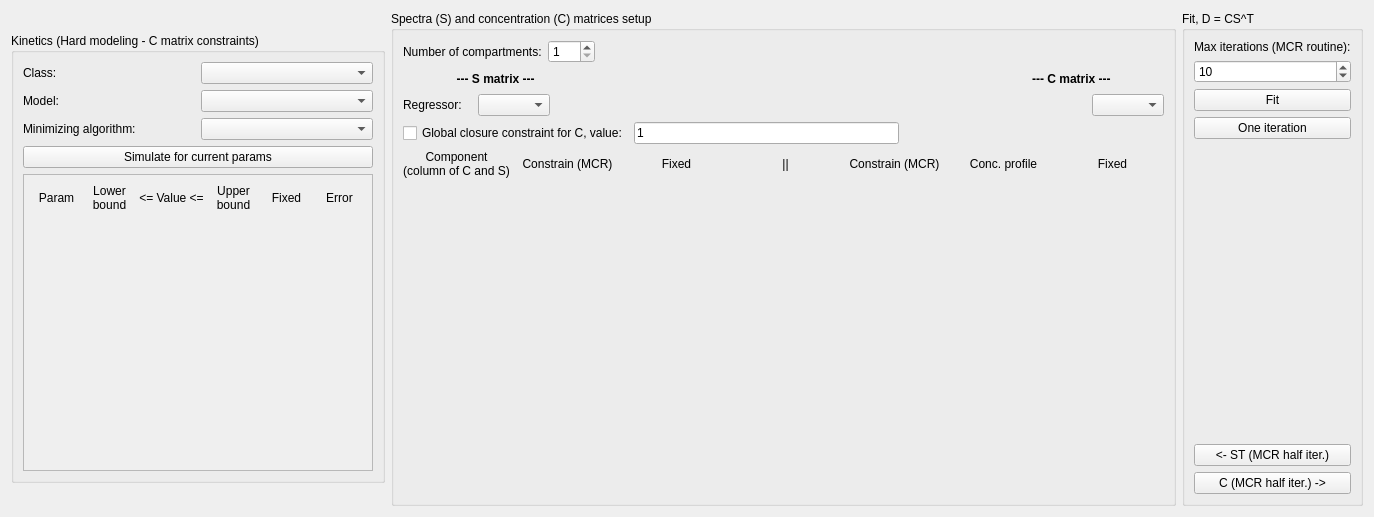
Qt form Widgets/Fit_gui.ui (dmadea/Transient-Spectra-Analyzer) before a commit.
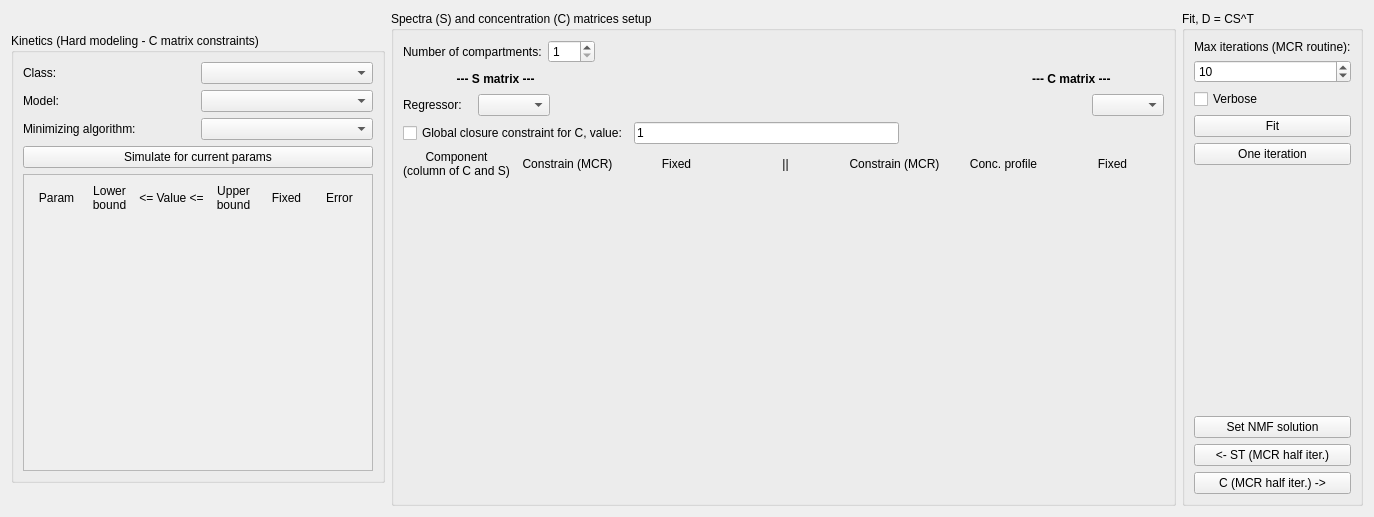
The same form after that commit.

Commit message: fitter cleanup, verbose, NMF SVD solutions set

Diff of the .ui file:
```diff
--- a/Widgets/Fit_gui.ui
+++ b/Widgets/Fit_gui.ui
@@ -545,6 +545,16 @@
             </property>
            </widget>
           </item>
+          <item>
+           <widget class="QCheckBox" name="cbVerbose">
+            <property name="text">
+             <string>Verbose</string>
+            </property>
+            <property name="tristate">
+             <bool>false</bool>
+            </property>
+           </widget>
+          </item>
           <item>
            <widget class="QPushButton" name="btnFit">
             <property name="text">
@@ -596,6 +606,13 @@
             </property>
            </spacer>
           </item>
+          <item>
+           <widget class="QPushButton" name="btnSetNMFSol">
+            <property name="text">
+             <string>Set NMF solution</string>
+            </property>
+           </widget>
+          </item>
           <item>
            <widget class="QPushButton" name="btnST_calc">
             <property name="text">
```
The commit also changes 5 other files.
